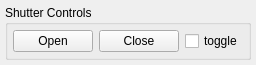
The window that nplab/instrument/shutter/shutter.ui (nanophotonics/nplab) describes before a commit, drawn with Qt 5.
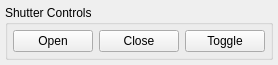
The same window after the commit.

What changed in the file:
```diff
--- a/nplab/instrument/shutter/shutter.ui
+++ b/nplab/instrument/shutter/shutter.ui
@@ -59,9 +59,9 @@
        </widget>
       </item>
       <item>
-       <widget class="QCheckBox" name="state">
+       <widget class="QPushButton" name="toggleButton">
         <property name="text">
-         <string>toggle</string>
+         <string>Toggle</string>
         </property>
        </widget>
       </item>
```
Left out of the diff: 4 changed lines with no effect on the pictures.
